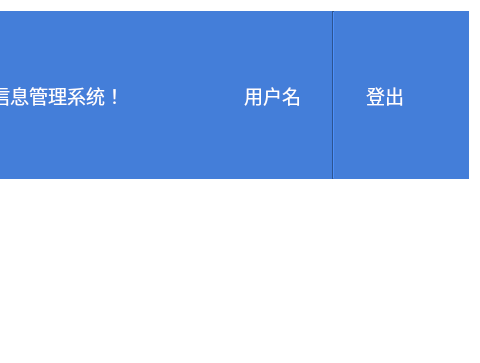
Qt form ui/widgets/MainPage/MainPage.ui (ArcherLuo233/election-s-prediction) before a commit; both pictures show x 271 to 751 and y 0 to 363 of the 751 by 363 pixel window.
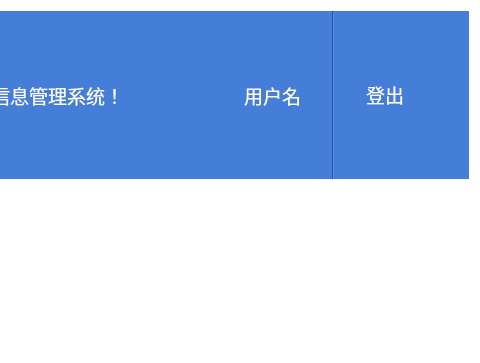
The same form after that commit. Custom widgets are drawn as their Qt base class.

```diff
--- a/ui/widgets/MainPage/MainPage.ui
+++ b/ui/widgets/MainPage/MainPage.ui
@@ -203,7 +203,7 @@
          </font>
         </property>
         <property name="text">
-         <string>登出</string>
+         <string>&lt;a href=&quot;#logout&quot; style=&quot;text-decoration:none; color:white;&quot;&gt;登出&lt;/a&gt;</string>
         </property>
        </widget>
       </item>
```
Left out of the diff: 2 changed lines with no effect on the pictures.
